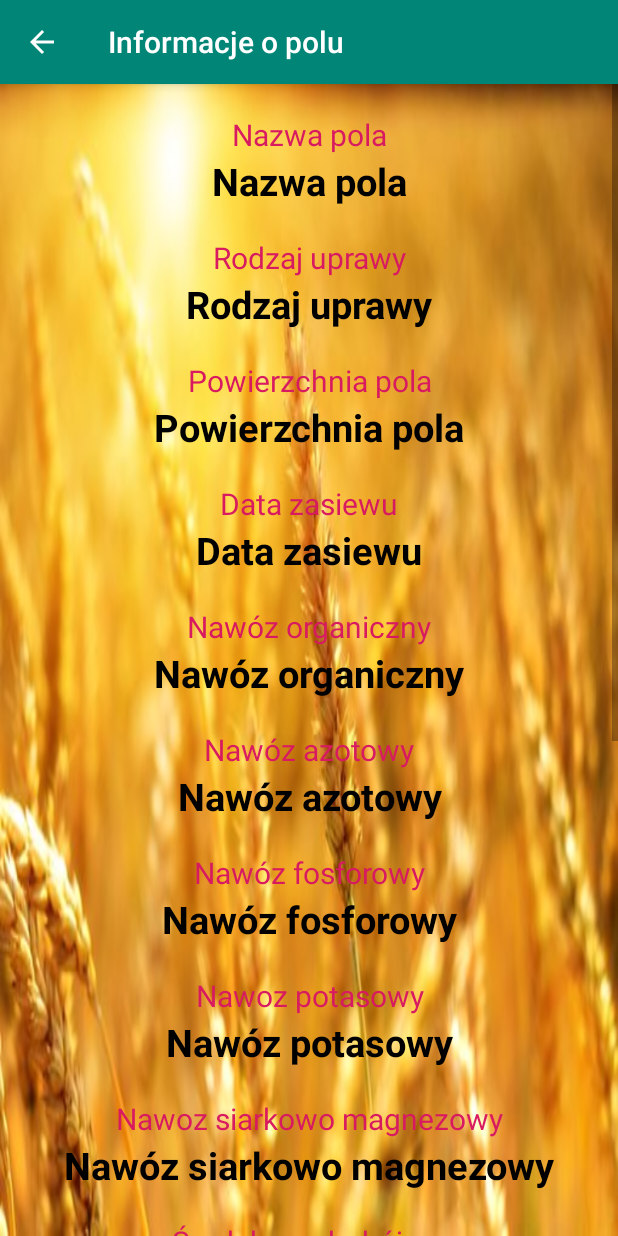
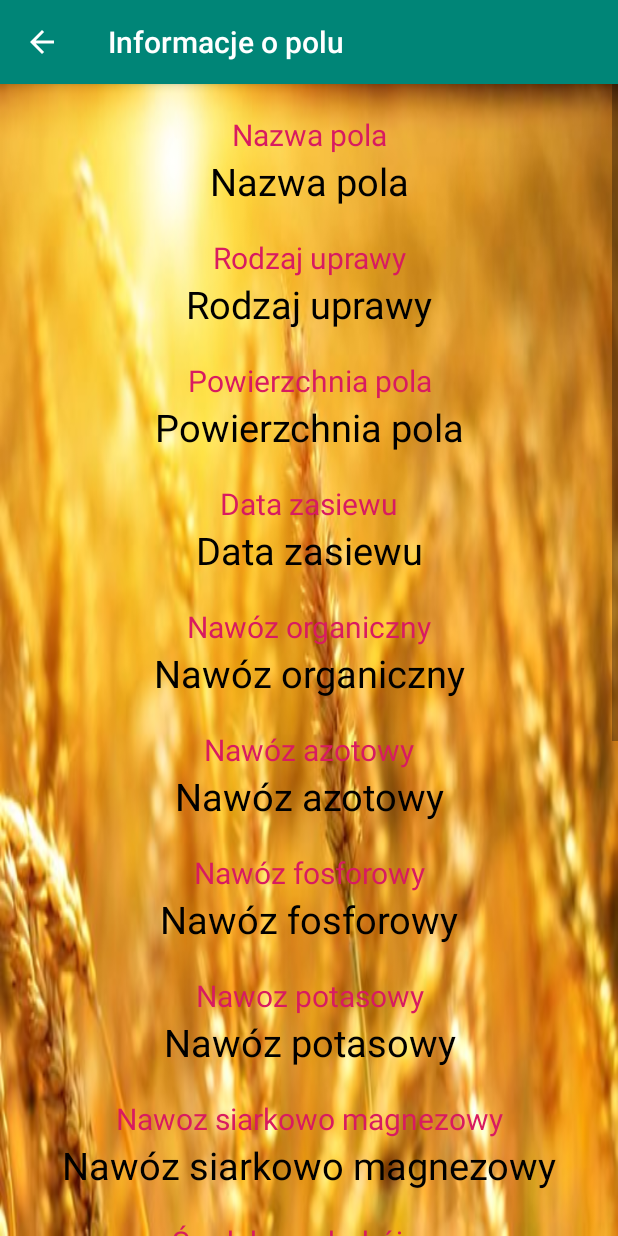
Before and after one commit to grzegorz1994/AplikacjaMobilna, an Android app: the InformacjeOPolu screen opened directly, with no data from a screen before it, on a phone screen of 412 x 824 dp. Run offline under Robolectric (Android 15) with nearby library versions, the phone set to English and light mode, and no system bars; our stand-ins replace Firebase (no records; nobody signed in at launch, a user with empty details on screens opened directly).

Commit message:
Zmiany w całym projekcie

```diff
--- a/app/src/main/java/com/example/organizerrolnika/OchronaRoslinActivity.java
+++ b/app/src/main/java/com/example/organizerrolnika/OchronaRoslinActivity.java
@@ -5,7 +5,6 @@ import android.support.v7.app.AppCompatActivity;
 import android.os.Bundle;
 import android.text.TextUtils;
 import android.view.View;
-import android.widget.AdapterView;
 import android.widget.Button;
 import android.widget.Spinner;
 import android.widget.Toast;
@@ -14,9 +13,6 @@ import com.google.firebase.auth.FirebaseAuth;
 import com.google.firebase.auth.FirebaseUser;
 import com.google.firebase.database.DatabaseReference;
 import com.google.firebase.database.FirebaseDatabase;
-
-import java.util.ArrayList;
-import java.util.List;
 
 public class OchronaRoslinActivity extends AppCompatActivity implements View.OnClickListener{
 
--- a/app/src/main/java/com/example/organizerrolnika/Pole.java
+++ b/app/src/main/java/com/example/organizerrolnika/Pole.java
@@ -17,7 +17,6 @@ public class Pole {
     private String opryskRegulatoryWzrostu;
     private String opryskAtraktanty;
     private String opryskRepelenty;
-    //private String nawozWapniowy;
     private String poleId;
     private String tytulNotatki;
     private String trescNotatki;
@@ -37,7 +36,6 @@ public class Pole {
         this.nawozFosforowy = nawozFosforowy;
         this.nawozPotasowy = nawozPotasowy;
         this.nawozSiarkowyMagnezowy = nawozSiarkowyMagnezowy;
-        //this.nawozWapniowy = nawozWapniowy;
     }
 
     public Pole(String opryskFungicydy, String opryskInsektycydy, String opryskHerbicydy, String opryskRegulatoryWzrostu, String opryskAtraktanty, String opryskRepelenty) {
@@ -90,10 +88,6 @@ public class Pole {
         return nawozSiarkowyMagnezowy;
     }
 
-    /*public String getNawozWapniowy() {
-        return nawozWapniowy;
-    }*/
-
     public String getPoleId() {
         return poleId;
     }
--- a/app/src/main/res/layout/activity_create_field.xml
+++ b/app/src/main/res/layout/activity_create_field.xml
@@ -56,6 +56,8 @@
         android:layout_gravity="center_horizontal"
         android:textSize="20sp"
         android:layout_marginTop="10dp"
+        android:textStyle="italic"
+        android:fontFamily="monospace"
         style="@style/Base.Widget.AppCompat.Button.Colored"/>
 
     <Button
@@ -66,6 +68,8 @@
         android:layout_gravity="center_horizontal"
         android:textSize="20sp"
         android:layout_marginTop="10dp"
+        android:textStyle="italic"
+        android:fontFamily="monospace"
         style="@style/Base.Widget.AppCompat.Button.Colored"/>
 
 </LinearLayout>
--- a/app/src/main/res/layout/activity_informacje_o_polu.xml
+++ b/app/src/main/res/layout/activity_informacje_o_polu.xml
@@ -31,7 +31,7 @@
             android:gravity="center_horizontal"
             android:textColor="#000"
             android:textSize="25sp"
-            android:textStyle="bold"
+            android:textStyle="normal"
             android:textAppearance="@style/Base.TextAppearance.AppCompat.Large"/>
 
         <TextView
@@ -52,7 +52,7 @@
             android:gravity="center_horizontal"
             android:textSize="25sp"
             android:textColor="#000"
-            android:textStyle="bold"
+            android:textStyle="normal"
             android:textAppearance="@style/Base.TextAppearance.AppCompat.Large"/>
 
         <TextView
@@ -73,7 +73,7 @@
             android:gravity="center_horizontal"
             android:textSize="25sp"
             android:textColor="#000"
-            android:textStyle="bold"
+            android:textStyle="normal"
             android:textAppearance="@style/Base.TextAppearance.AppCompat.Large"/>
 
         <TextView
@@ -94,7 +94,7 @@
             android:gravity="center_horizontal"
             android:textSize="25sp"
             android:textColor="#000"
-            android:textStyle="bold"
+            android:textStyle="normal"
             android:textAppearance="@style/Base.TextAppearance.AppCompat.Large"/>
 
         <TextView
@@ -114,7 +114,7 @@
             android:text="Nawóz organiczny"
             android:gravity="center_horizontal"
             android:textSize="25sp"
-            android:textStyle="bold"
+            android:textStyle="normal"
             android:textColor="#000"
             android:textAppearance="@style/Base.TextAppearance.AppCompat.Large"/>
 
@@ -136,7 +136,7 @@
             android:gravity="center_horizontal"
             android:textSize="25sp"
             android:textColor="#000"
-            android:textStyle="bold"
+            android:textStyle="normal"
             android:textAppearance="@style/Base.TextAppearance.AppCompat.Large"/>
 
         <TextView
@@ -157,7 +157,7 @@
             android:gravity="center_horizontal"
             android:textSize="25sp"
             android:textColor="#000"
-            android:textStyle="bold"
+            android:textStyle="normal"
             android:textAppearance="@style/Base.TextAppearance.AppCompat.Large"/>
 
         <TextView
@@ -178,7 +178,7 @@
             android:gravity="center_horizontal"
             android:textSize="25sp"
             android:textColor="#000"
-            android:textStyle="bold"
+            android:textStyle="normal"
             android:textAppearance="@style/Base.TextAppearance.AppCompat.Large"/>
 
         <TextView
@@ -199,7 +199,7 @@
             android:gravity="center_horizontal"
             android:textSize="25sp"
             android:textColor="#000"
-            android:textStyle="bold"
+            android:textStyle="normal"
             android:textAppearance="@style/Base.TextAppearance.AppCompat.Large"/>
 
         <TextView
@@ -220,7 +220,7 @@
             android:gravity="center_horizontal"
             android:textSize="25sp"
             android:textColor="#000"
-            android:textStyle="bold"
+            android:textStyle="normal"
             android:textAppearance="@style/Base.TextAppearance.AppCompat.Large"/>
 
         <TextView
@@ -241,7 +241,7 @@
             android:gravity="center_horizontal"
             android:textSize="25sp"
             android:textColor="#000"
-            android:textStyle="bold"
+            android:textStyle="normal"
             android:textAppearance="@style/Base.TextAppearance.AppCompat.Large"/>
 
         <TextView
@@ -262,7 +262,7 @@
             android:gravity="center_horizontal"
             android:textSize="25sp"
             android:textColor="#000"
-            android:textStyle="bold"
+            android:textStyle="normal"
             android:textAppearance="@style/Base.TextAppearance.AppCompat.Large"/>
 
         <TextView
@@ -283,7 +283,7 @@
             android:gravity="center_horizontal"
             android:textSize="25sp"
             android:textColor="#000"
-            android:textStyle="bold"
+            android:textStyle="normal"
             android:textAppearance="@style/Base.TextAppearance.AppCompat.Large"/>
 
         <TextView
@@ -304,7 +304,7 @@
             android:gravity="center_horizontal"
             android:textSize="25sp"
             android:textColor="#000"
-            android:textStyle="bold"
+            android:textStyle="normal"
             android:textAppearance="@style/Base.TextAppearance.AppCompat.Large"/>
 
         <TextView
@@ -325,7 +325,7 @@
             android:gravity="center_horizontal"
             android:textSize="25sp"
             android:textColor="#000"
-            android:textStyle="bold"
+            android:textStyle="normal"
             android:textAppearance="@style/Base.TextAppearance.AppCompat.Large"/>
 
         <TextView
@@ -346,7 +346,7 @@
             android:gravity="center_horizontal"
             android:textSize="25sp"
             android:textColor="#000"
-            android:textStyle="bold"
+            android:textStyle="italic"
             android:textAppearance="@style/Base.TextAppearance.AppCompat.Large"/>
 
         <TextView
@@ -357,7 +357,7 @@
             android:gravity="center_horizontal"
             android:textSize="25sp"
             android:textColor="#000"
-            android:textStyle="bold"
+            android:textStyle="normal"
             android:textAppearance="@style/Base.TextAppearance.AppCompat.Large"/>
 
     </LinearLayout>
--- a/app/src/main/res/layout/activity_login.xml
+++ b/app/src/main/res/layout/activity_login.xml
@@ -50,6 +50,8 @@
         android:textSize="20sp"
         android:layout_gravity="center_horizontal"
         android:layout_marginTop="20dp"
+        android:textStyle="italic"
+        android:fontFamily="monospace"
         style="@style/Widget.AppCompat.Button.Colored"/>
 
     <TextView
--- a/app/src/main/res/layout/activity_notatki_do_pola.xml
+++ b/app/src/main/res/layout/activity_notatki_do_pola.xml
@@ -36,6 +36,8 @@
         android:layout_gravity="center_horizontal"
         android:textSize="20sp"
         android:layout_marginTop="30dp"
+        android:textStyle="italic"
+        android:fontFamily="monospace"
         style="@style/Base.Widget.AppCompat.Button.Colored"/>
 
 </LinearLayout>
--- a/app/src/main/res/layout/activity_notification_message.xml
+++ b/app/src/main/res/layout/activity_notification_message.xml
@@ -12,7 +12,7 @@
         android:id="@+id/tv_message"
         android:layout_width="match_parent"
         android:layout_height="wrap_content"
-        android:layout_marginTop="20dp"
+        android:layout_marginTop="30dp"
         android:gravity="center"
         android:text="Hello"
         android:textColor="@color/common_google_signin_btn_text_dark_focused"
--- a/app/src/main/res/layout/activity_ochrona_roslin.xml
+++ b/app/src/main/res/layout/activity_ochrona_roslin.xml
@@ -132,6 +132,8 @@
         android:text="Dodaj oprysk"
         android:layout_marginTop="25dp"
         android:textSize="20sp"
+        android:textStyle="italic"
+        android:fontFamily="monospace"
         style="@style/Widget.AppCompat.Button.Colored"/>
 
 </LinearLayout>
--- a/app/src/main/res/layout/activity_register.xml
+++ b/app/src/main/res/layout/activity_register.xml
@@ -48,6 +48,8 @@
         android:id="@+id/zarejestrujBtnRejestracja"
         android:text="@string/zarejestruj_rejestracja"
         android:textSize="20sp"
+        android:textStyle="italic"
+        android:fontFamily="monospace"
         android:layout_gravity="center_horizontal"
         android:layout_marginTop="20dp"
         style="@style/Widget.AppCompat.Button.Colored"/>
--- a/app/src/main/res/layout/activity_rodzaj_nawozenia.xml
+++ b/app/src/main/res/layout/activity_rodzaj_nawozenia.xml
@@ -17,7 +17,8 @@
         android:layout_marginTop="40dp"
         android:fontFamily="monospace"
         android:text="Organiczne"
-        android:textSize="25sp" />
+        android:textSize="20sp"
+        android:textStyle="italic"/>
 
     <Button
         android:id="@+id/mineralneBtn"
@@ -27,6 +28,7 @@
         android:layout_marginTop="40dp"
         android:fontFamily="monospace"
         android:text="Mineralne"
-        android:textSize="25sp" />
+        android:textSize="20sp"
+        android:textStyle="italic"/>
 
 </LinearLayout>
--- a/app/src/main/res/layout/list_view.xml
+++ b/app/src/main/res/layout/list_view.xml
@@ -13,6 +13,7 @@
         android:layout_width="match_parent"
         android:layout_height="wrap_content"
         android:orientation="vertical"
+        android:background="@android:color/darker_gray"
         android:padding="5dp">
 
         <TextView
@@ -20,6 +21,7 @@
             android:layout_height="wrap_content"
             android:id="@+id/rodzajUprawyTextView"
             android:text="Pszeniaca"
+            android:textStyle="italic"
             android:textAppearance="@style/Base.TextAppearance.AppCompat.Large"/>
 
         <TextView
@@ -27,6 +29,7 @@
             android:layout_height="wrap_content"
             android:id="@+id/nazwaPolaTextView"
             android:text="Za rogiem"
+            android:textStyle="italic"
             android:textAppearance="@style/Base.TextAppearance.AppCompat.Large"/>
 
         <TextView
@@ -34,6 +37,7 @@
             android:layout_height="wrap_content"
             android:id="@+id/powierzchniaPolaTextView"
             android:text="10 ha"
+            android:textStyle="italic"
             android:textAppearance="@style/Base.TextAppearance.AppCompat.Large"/>
 
         <TextView
@@ -41,6 +45,7 @@
             android:layout_height="wrap_content"
             android:id="@+id/dataDodaniaTextView"
             android:text="10/10/2020"
+            android:textStyle="italic"
             android:textAppearance="@style/Base.TextAppearance.AppCompat.Large"/>
 
     </LinearLayout>
--- a/app/src/main/res/values/strings.xml
+++ b/app/src/main/res/values/strings.xml
@@ -10,7 +10,7 @@
     <string name="wyswietl_pola_button">Wyświetl pola</string>
 
     <string-array name="nawoz_naturalny">
-        <item>Wybierz nawóz</item>
+        <item></item>
         <item>Obornik</item>
         <item>Gnojówka</item>
         <item>Gnojowica</item>
```
Also changed, not shown: app/src/main/java/com/example/organizerrolnika/NawozenieMineralneActivity.java (+1 -7 lines), app/src/main/java/com/example/organizerrolnika/NawozenieOrganiczneActivity.java (+1 -46 lines), app/src/main/java/com/example/organizerrolnika/PoleInfoAdapter.java (+4 -4 lines), app/src/main/res/layout/activity_menu_pola.xml (+14 -5 lines), app/src/main/res/layout/activity_nawozenie_mineralne.xml (+12 -23 lines), app/src/main/res/layout/activity_nawozenie_organiczne.xml (+13 -0 lines), app/src/main/res/layout/activity_powiadomienia.xml (+9 -3 lines), app/src/main/res/layout/activity_wybierz_zabieg.xml (+6 -2 lines).
